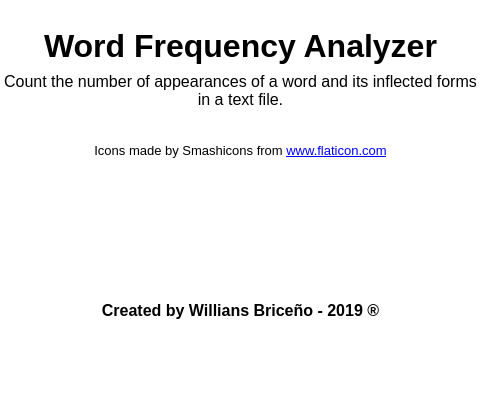
First picture: the form in about.ui, repository SGLMaster/WordFrequencyAnalyzer, before the edit.
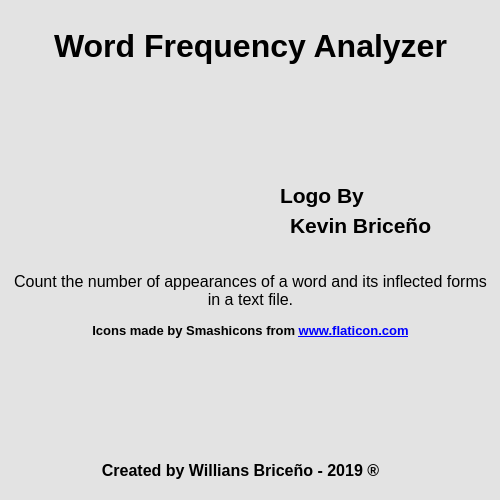
Second picture: the form after the edit. Icons and pictures are not drawn.

Commit message: Added logo and icon

Patch:
```diff
--- a/about.ui
+++ b/about.ui
@@ -6,8 +6,8 @@
    <rect>
     <x>0</x>
     <y>0</y>
-    <width>480</width>
-    <height>400</height>
+    <width>500</width>
+    <height>500</height>
    </rect>
   </property>
   <property name="sizePolicy">
@@ -18,14 +18,14 @@
   </property>
   <property name="minimumSize">
    <size>
-    <width>480</width>
-    <height>400</height>
+    <width>500</width>
+    <height>500</height>
    </size>
   </property>
   <property name="maximumSize">
    <size>
-    <width>480</width>
-    <height>400</height>
+    <width>500</width>
+    <height>500</height>
    </size>
   </property>
   <property name="palette">
@@ -43,9 +43,9 @@
      <colorrole role="Window">
       <brush brushstyle="SolidPattern">
        <color alpha="255">
-        <red>255</red>
-        <green>255</green>
-        <blue>255</blue>
+        <red>227</red>
+        <green>227</green>
+        <blue>227</blue>
        </color>
       </brush>
      </colorrole>
@@ -63,9 +63,9 @@
      <colorrole role="Window">
       <brush brushstyle="SolidPattern">
        <color alpha="255">
-        <red>255</red>
-        <green>255</green>
-        <blue>255</blue>
+        <red>227</red>
+        <green>227</green>
+        <blue>227</blue>
        </color>
       </brush>
      </colorrole>
@@ -74,18 +74,18 @@
      <colorrole role="Base">
       <brush brushstyle="SolidPattern">
        <color alpha="255">
-        <red>255</red>
-        <green>255</green>
-        <blue>255</blue>
+        <red>227</red>
+        <green>227</green>
+        <blue>227</blue>
        </color>
       </brush>
      </colorrole>
      <colorrole role="Window">
       <brush brushstyle="SolidPattern">
        <color alpha="255">
-        <red>255</red>
-        <green>255</green>
-        <blue>255</blue>
+        <red>227</red>
+        <green>227</green>
+        <blue>227</blue>
        </color>
       </brush>
      </colorrole>
@@ -100,7 +100,7 @@
     <rect>
      <x>0</x>
      <y>0</y>
-     <width>481</width>
+     <width>501</width>
      <height>91</height>
     </rect>
    </property>
@@ -121,8 +121,8 @@
   <widget class="QLabel" name="label_2">
    <property name="geometry">
     <rect>
-     <x>0</x>
-     <y>60</y>
+     <x>10</x>
+     <y>260</y>
      <width>481</width>
      <height>61</height>
     </rect>
@@ -146,7 +146,7 @@
    <property name="geometry">
     <rect>
      <x>410</x>
-     <y>320</y>
+     <y>380</y>
      <width>71</width>
      <height>81</height>
     </rect>
@@ -165,14 +165,16 @@
    <property name="geometry">
     <rect>
      <x>0</x>
-     <y>130</y>
-     <width>481</width>
+     <y>310</y>
+     <width>501</width>
      <height>41</height>
     </rect>
    </property>
    <property name="font">
     <font>
      <pointsize>10</pointsize>
+     <weight>75</weight>
+     <bold>true</bold>
     </font>
    </property>
    <property name="text">
@@ -188,8 +190,8 @@
   <widget class="QLabel" name="label_5">
    <property name="geometry">
     <rect>
-     <x>120</x>
-     <y>170</y>
+     <x>130</x>
+     <y>350</y>
      <width>41</width>
      <height>41</height>
     </rect>
@@ -207,8 +209,8 @@
   <widget class="QLabel" name="label_6">
    <property name="geometry">
     <rect>
-     <x>320</x>
-     <y>170</y>
+     <x>330</x>
+     <y>350</y>
      <width>41</width>
      <height>41</height>
     </rect>
@@ -226,8 +228,8 @@
   <widget class="QLabel" name="label_7">
    <property name="geometry">
     <rect>
-     <x>170</x>
-     <y>170</y>
+     <x>180</x>
+     <y>350</y>
      <width>41</width>
      <height>41</height>
     </rect>
@@ -245,8 +247,8 @@
   <widget class="QLabel" name="label_8">
    <property name="geometry">
     <rect>
-     <x>220</x>
-     <y>170</y>
+     <x>230</x>
+     <y>350</y>
      <width>41</width>
      <height>41</height>
     </rect>
@@ -264,8 +266,8 @@
   <widget class="QLabel" name="label_9">
    <property name="geometry">
     <rect>
-     <x>270</x>
-     <y>170</y>
+     <x>280</x>
+     <y>350</y>
      <width>41</width>
      <height>41</height>
     </rect>
@@ -284,7 +286,7 @@
    <property name="geometry">
     <rect>
      <x>0</x>
-     <y>300</y>
+     <y>460</y>
      <width>481</width>
      <height>20</height>
     </rect>
@@ -303,6 +305,65 @@
     <set>Qt::AlignCenter</set>
    </property>
   </widget>
+  <widget class="QLabel" name="label_11">
+   <property name="geometry">
+    <rect>
+     <x>70</x>
+     <y>70</y>
+     <width>181</width>
+     <height>181</height>
+    </rect>
+   </property>
+   <property name="text">
+    <string/>
+   </property>
+   <property name="pixmap">
+    <pixmap resource="resources/icons.qrc">:/icons/wfa.png</pixmap>
+   </property>
+   <property name="scaledContents">
+    <bool>true</bool>
+   </property>
+  </widget>
+  <widget class="QLabel" name="label_12">
+   <property name="geometry">
+    <rect>
+     <x>280</x>
+     <y>180</y>
+     <width>91</width>
+     <height>31</height>
+    </rect>
+   </property>
+   <property name="font">
+    <font>
+     <pointsize>16</pointsize>
+     <weight>75</weight>
+     <bold>true</bold>
+    </font>
+   </property>
+   <property name="text">
+    <string>Logo By</string>
+   </property>
+  </widget>
+  <widget class="QLabel" name="label_13">
+   <property name="geometry">
+    <rect>
+     <x>290</x>
+     <y>210</y>
+     <width>151</width>
+     <height>31</height>
+    </rect>
+   </property>
+   <property name="font">
+    <font>
+     <pointsize>16</pointsize>
+     <weight>75</weight>
+     <bold>true</bold>
+    </font>
+   </property>
+   <property name="text">
+    <string>Kevin Briceño</string>
+   </property>
+  </widget>
  </widget>
  <resources>
   <include location="resources/icons.qrc"/>
```
Left out of the diff: 4 changed lines with no effect on the pictures. The commit also changes 7 other files.
